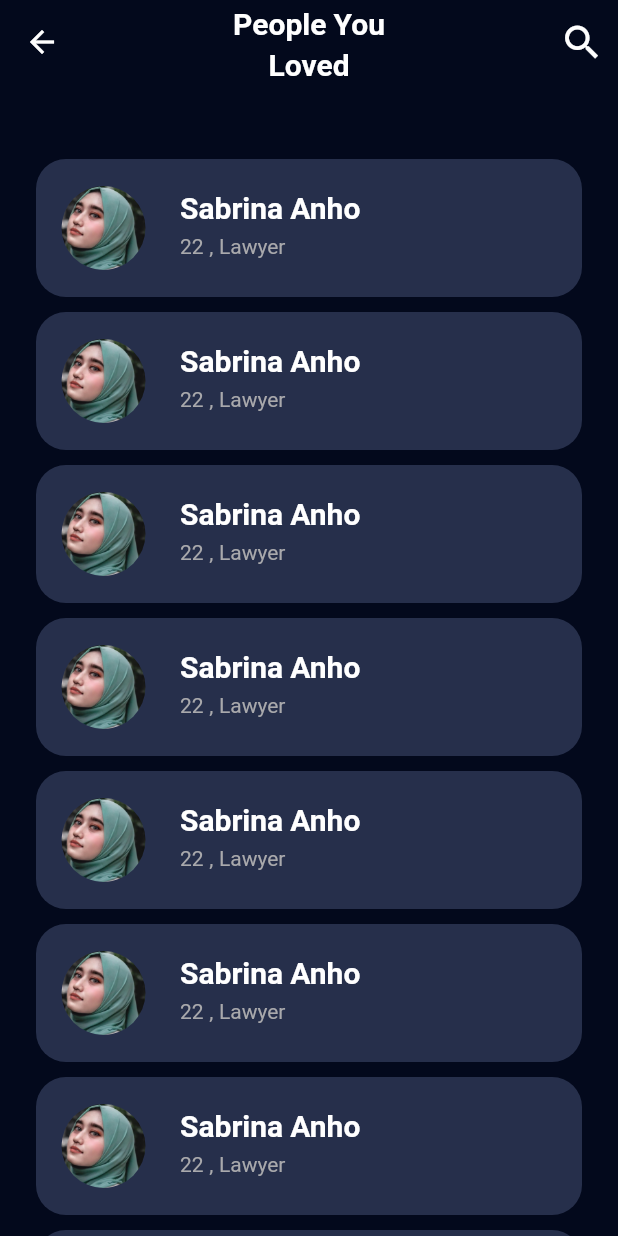
After one commit to msarifin29/tinder-clone, a Flutter app: the PeopleLovedScreen screen opened by its route, on a phone screen of 412 x 824 dp. The commit adds this screen. Run offline on Flutter 3.47's test engine with Material 2 defaults, Android fonts, the phone set to English and light mode, and no system bars; our stand-ins replace google_fonts.

Commit message:
feat : adding people you loved screen

```diff
--- a/lib/src/app_screen.dart
+++ b/lib/src/app_screen.dart
@@ -3,6 +3,7 @@ import 'package:tinder_clone/src/features/authentication/presentation/sign_up_ag
 import 'package:tinder_clone/src/features/authentication/presentation/sign_up_screen.dart';
 import 'package:tinder_clone/src/features/authentication/presentation/sign_up_upload_photo_screen.dart';
 import 'package:tinder_clone/src/features/likes_you/presentation/explore_people.dart';
+import 'package:tinder_clone/src/features/likes_you/presentation/people_loved_screen.dart';
 
 import 'theme_manager/theme_data.dart';
 
@@ -24,6 +25,7 @@ class AppScreen extends StatelessWidget {
         SignUpUploadPhotoScreen.routeName: (context) =>
             const SignUpUploadPhotoScreen(),
         ExplorePeopleScreen.routeName: (context) => const ExplorePeopleScreen(),
+        PeopleLovedScreen.routeName: (context) => const PeopleLovedScreen(),
       },
     );
   }
--- /dev/null
+++ b/lib/src/features/likes_you/presentation/people_loved_screen.dart
@@ -0,0 +1,51 @@
+import 'package:flutter/material.dart';
+import 'package:tinder_clone/src/features/likes_you/widgets/people_love_card_widget.dart';
+import 'package:tinder_clone/src/theme_manager/font_manager.dart';
+import 'package:tinder_clone/src/theme_manager/font_style_manager.dart';
+import 'package:tinder_clone/src/theme_manager/sizes.dart';
+
+class PeopleLovedScreen extends StatelessWidget {
+  static const String routeName = "/people-loved";
+
+  const PeopleLovedScreen({super.key});
+
+  @override
+  Widget build(BuildContext context) {
+    return Scaffold(
+      appBar: AppBar(
+        centerTitle: true,
+        title: Text(
+          "People You\nLoved",
+          textAlign: TextAlign.center,
+          style: getWhiteTextStyle(
+            fontSize: Sizes.s20,
+            fontWeight: FontManager.semiBold,
+          ),
+        ),
+        actions: [
+          IconButton(
+            onPressed: () {},
+            icon: const Icon(
+              Icons.search,
+              size: Sizes.s30,
+            ),
+          ),
+        ],
+      ),
+      body: Column(
+        children: [
+          const SizedBox(
+            height: Sizes.s50,
+          ),
+          Expanded(
+            child: ListView.builder(
+                itemCount: 10,
+                itemBuilder: (context, index) {
+                  return const PeopleLoveCardWidget();
+                }),
+          ),
+        ],
+      ),
+    );
+  }
+}
--- a/lib/src/features/likes_you/widgets/custom_app_bar_widget.dart
+++ b/lib/src/features/likes_you/widgets/custom_app_bar_widget.dart
@@ -1,5 +1,6 @@
 import 'package:flutter/material.dart';
 import 'package:tinder_clone/src/common_widgets/logo_image_widget.dart';
+import 'package:tinder_clone/src/features/likes_you/presentation/people_loved_screen.dart';
 import 'package:tinder_clone/src/theme_manager/asset_image_icon_manager.dart';
 import 'package:tinder_clone/src/theme_manager/sizes.dart';
 
@@ -24,11 +25,15 @@ class CustomAppBar extends StatelessWidget {
           ),
         ),
         const LogoImageWidget(),
-        const Image(
-          width: Sizes.s24,
-          image: AssetImage(
-              "${AssetImageIconManager.imagePath}/icon_notification.png"),
-          fit: BoxFit.cover,
+        GestureDetector(
+          onTap: () =>
+              Navigator.of(context).pushNamed(PeopleLovedScreen.routeName),
+          child: const Image(
+            width: Sizes.s24,
+            image: AssetImage(
+                "${AssetImageIconManager.imagePath}/icon_notification.png"),
+            fit: BoxFit.cover,
+          ),
         ),
       ],
     );
--- a/lib/src/features/likes_you/widgets/glass_card_widget.dart
+++ b/lib/src/features/likes_you/widgets/glass_card_widget.dart
@@ -40,7 +40,7 @@ class GlassCardWidget extends StatelessWidget {
               ),
               Text(
                 "22 , Lawyer",
-                style: getWhiteTextStyle(),
+                style: getWhiteTextStyle(fontSize: Sizes.s14),
               )
             ],
           ),
--- /dev/null
+++ b/lib/src/features/likes_you/widgets/people_love_card_widget.dart
@@ -0,0 +1,46 @@
+import 'package:flutter/material.dart';
+import 'package:tinder_clone/src/theme_manager/asset_image_icon_manager.dart';
+import 'package:tinder_clone/src/theme_manager/color_manager.dart';
+import 'package:tinder_clone/src/theme_manager/sizes.dart';
+
+import '../../../theme_manager/font_manager.dart';
+import '../../../theme_manager/font_style_manager.dart';
+
+class PeopleLoveCardWidget extends StatelessWidget {
+  const PeopleLoveCardWidget({super.key});
+
+  @override
+  Widget build(BuildContext context) {
+    return Padding(
+      padding: const EdgeInsets.symmetric(horizontal: Sizes.s24),
+      child: Container(
+        margin: const EdgeInsets.only(bottom: Sizes.s10),
+        decoration: BoxDecoration(
+          borderRadius: BorderRadius.circular(Sizes.s20),
+          color: ColorManager.secondary,
+        ),
+        child: ListTile(
+            contentPadding: const EdgeInsets.all(Sizes.s10),
+            leading: Container(
+              width: Sizes.s70,
+              decoration: const BoxDecoration(
+                shape: BoxShape.circle,
+                image: DecorationImage(
+                    image: AssetImage(
+                        "${AssetImageIconManager.imagePath}/people_love3_image.png"),
+                    fit: BoxFit.cover),
+              ),
+            ),
+            title: Text(
+              "Sabrina Anho",
+              style: getWhiteTextStyle(
+                  fontSize: Sizes.s20, fontWeight: FontManager.semiBold),
+            ),
+            subtitle: Text(
+              "22 , Lawyer",
+              style: getGrey60TextStyle(),
+            )),
+      ),
+    );
+  }
+}
--- a/lib/src/theme_manager/font_style_manager.dart
+++ b/lib/src/theme_manager/font_style_manager.dart
@@ -65,3 +65,15 @@ TextStyle getBlack60TextStyle({
     ColorManager.black60,
   );
 }
+
+TextStyle getGrey60TextStyle({
+  double fontSize = Sizes.s14,
+  FontWeight fontWeight = FontManager.regular,
+}) {
+  return _getTextStyle(
+    fontSize,
+    FontFamilyConstant.fontFamily,
+    fontWeight,
+    ColorManager.grey60,
+  );
+}
```
